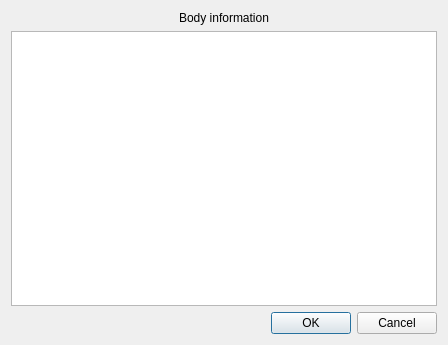
Old version of the form neurolabi/gui/flyembodyinfodialog.ui in the repository janelia-flyem/NeuTu.
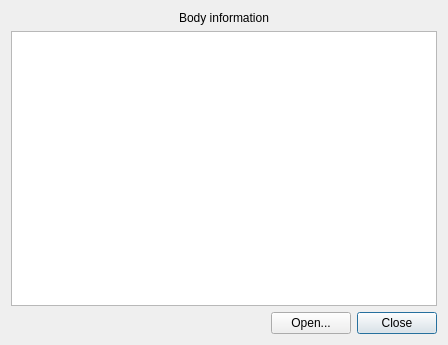
New version of the form.

Commit message: body info dialog reads json file, validates

The edit to the form file:
```diff
--- a/neurolabi/gui/flyembodyinfodialog.ui
+++ b/neurolabi/gui/flyembodyinfodialog.ui
@@ -35,14 +35,38 @@
     </widget>
    </item>
    <item>
-    <widget class="QDialogButtonBox" name="buttonBox">
-     <property name="orientation">
-      <enum>Qt::Horizontal</enum>
-     </property>
-     <property name="standardButtons">
-      <set>QDialogButtonBox::Cancel|QDialogButtonBox::Ok</set>
-     </property>
-    </widget>
+    <layout class="QHBoxLayout" name="horizontalLayout">
+     <item>
+      <spacer name="horizontalSpacer">
+       <property name="orientation">
+        <enum>Qt::Horizontal</enum>
+       </property>
+       <property name="sizeHint" stdset="0">
+        <size>
+         <width>40</width>
+         <height>20</height>
+        </size>
+       </property>
+      </spacer>
+     </item>
+     <item>
+      <widget class="QPushButton" name="openButton">
+       <property name="text">
+        <string>Open...</string>
+       </property>
+      </widget>
+     </item>
+     <item>
+      <widget class="QPushButton" name="closeButton">
+       <property name="text">
+        <string>Close</string>
+       </property>
+       <property name="default">
+        <bool>true</bool>
+       </property>
+      </widget>
+     </item>
+    </layout>
    </item>
   </layout>
  </widget>
```
Left out of the diff: 37 changed lines with no effect on the pictures. The commit also changes 3 other files.
